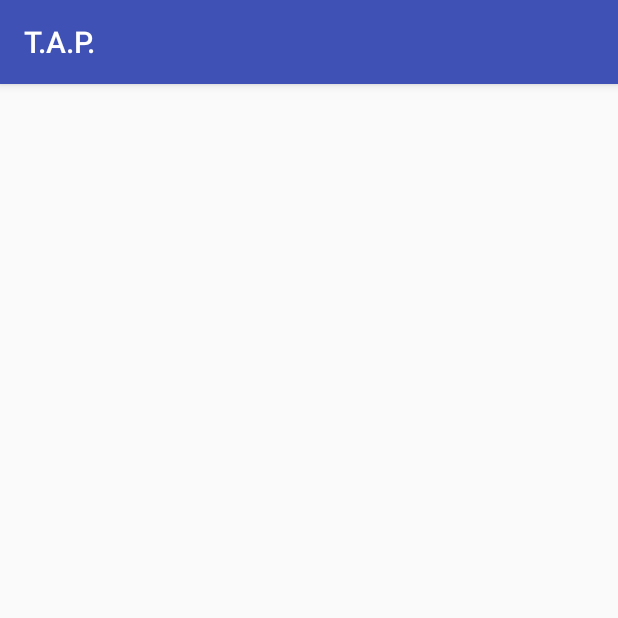
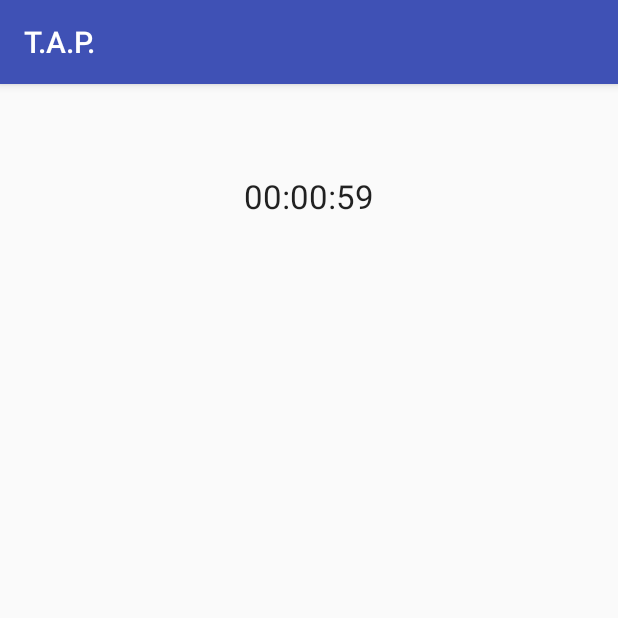
Before and after one commit to oujoseph/T.A.P., an Android app: the PlayActivity screen opened directly, with no data from a screen before it, on a phone screen of 412 x 824 dp, the top half of it. Run offline under Robolectric (Android 15) with nearby library versions, the phone set to English and light mode, and no system bars.

Commit message:
Added a countdown timer that I found on stackoverflow. We will make some changes to it but I just set it there so I won't forget.

```diff
--- a/app/src/main/java/finalproject/tap/PlayActivity.java
+++ b/app/src/main/java/finalproject/tap/PlayActivity.java
@@ -2,6 +2,8 @@ package finalproject.tap;
 
 import android.support.v7.app.AppCompatActivity;
 import android.os.Bundle;
+import android.os.CountDownTimer;
+import android.widget.TextView;
 
 
 import android.util.Log;
@@ -11,12 +13,47 @@ import android.widget.EditText;
 import android.widget.TextView;
 import android.content.Intent;
 
+import java.util.concurrent.TimeUnit;
+
 
 public class PlayActivity extends AppCompatActivity {
+
+
+    TextView CountDownText;
+    private static final String FORMAT = "%02d:%02d:%02d";
+    int seconds , minutes;
 
     @Override
     protected void onCreate(Bundle savedInstanceState) {
         super.onCreate(savedInstanceState);
         setContentView(R.layout.play_main);
+
+
+        //I got the countdown timer code from
+        //http://stackoverflow.com/questions/10032003/how-to-make-a-countdown-timer-in-android
+        //I just copied and paste it for now so I won't forget where I got it.
+        //will change it a bit later.
+        CountDownText = (TextView) findViewById(R.id.countdowntimer);
+        new CountDownTimer(60000, 1000) { // adjust the milli seconds here
+
+            public void onTick(long millisUntilFinished) {
+
+                CountDownText.setText(""+String.format(FORMAT,
+                        TimeUnit.MILLISECONDS.toHours(millisUntilFinished),
+                        TimeUnit.MILLISECONDS.toMinutes(millisUntilFinished) - TimeUnit.HOURS.toMinutes(
+                                TimeUnit.MILLISECONDS.toHours(millisUntilFinished)),
+                        TimeUnit.MILLISECONDS.toSeconds(millisUntilFinished) - TimeUnit.MINUTES.toSeconds(
+                                TimeUnit.MILLISECONDS.toMinutes(millisUntilFinished))));
+            }
+
+            public void onFinish() {
+                CountDownText.setText("Game Over!");
+            }
+        }.start();
+
     }
+
+
+
+
 }
--- a/app/src/main/res/layout/play_main.xml
+++ b/app/src/main/res/layout/play_main.xml
@@ -1,6 +1,15 @@
 <?xml version="1.0" encoding="utf-8"?>
-<LinearLayout xmlns:android="http://schemas.android.com/apk/res/android"
+<RelativeLayout xmlns:android="http://schemas.android.com/apk/res/android"
     android:orientation="vertical" android:layout_width="match_parent"
     android:layout_height="match_parent">
 
-</LinearLayout>
+    <TextView
+        android:layout_width="wrap_content"
+        android:layout_height="wrap_content"
+        android:textAppearance="?android:attr/textAppearanceLarge"
+        android:text="Large Text"
+        android:id="@+id/countdowntimer"
+        android:layout_alignParentTop="true"
+        android:layout_centerHorizontal="true"
+        android:layout_marginTop="60dp" />
+</RelativeLayout>
```
Also changed, not shown: app/src/main/res/layout/credit_main.xml (+5 -3 lines), app/src/main/res/layout/instruction_main.xml (+7 -3 lines).
